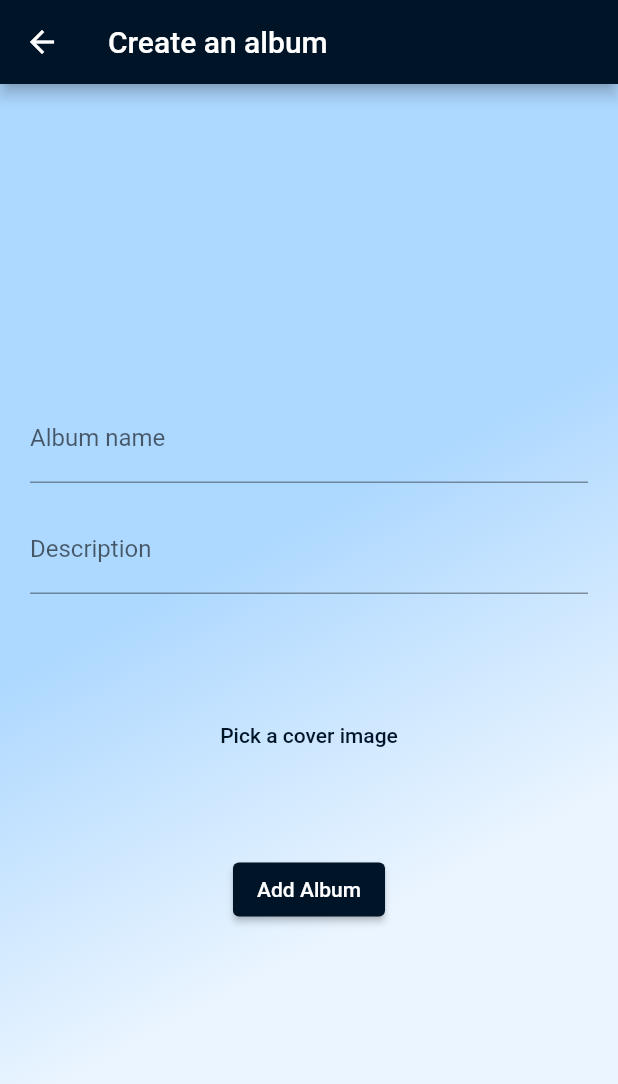
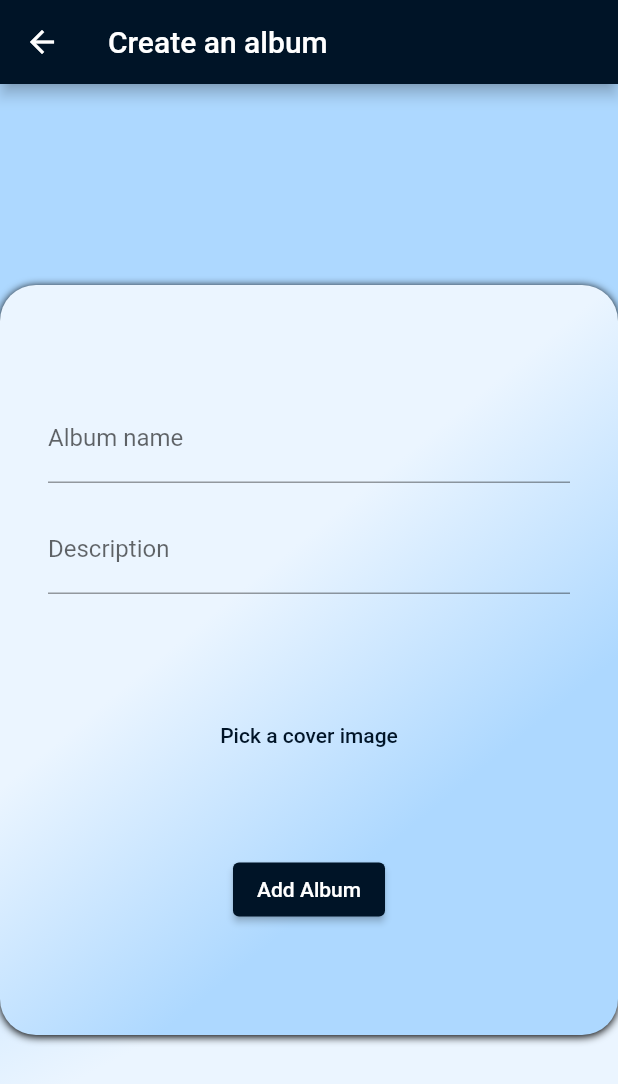
Before and after one commit to vansh132/Mystica, a Flutter app: the CreateAlbum screen opened by its route, on a phone screen of 412 x 824 dp. Shown: the top 1084 px of the screen. Run offline on Flutter 3.47's test engine with Material 2 defaults, Android fonts, the phone set to English and light mode, and no system bars; our stand-ins replace carousel_slider, drift, file_picker, flutter_datetime_picker, fluttericon, pie_chart and 2 more; accounts and stored records are empty; generated files the repository leaves out were written again.

Commit message:
album screen create/edit fixed

```diff
--- a/lib/screens/submain-screens/album/create_album_screen.dart
+++ b/lib/screens/submain-screens/album/create_album_screen.dart
@@ -95,19 +95,46 @@ class _CreateAlbumState extends State<CreateAlbum> {
                   begin: Alignment.topLeft,
                   end: Alignment.bottomRight)),
           // color: Colors.yellow,
-          child: Container(
-              height: MediaQuery.of(context).size.height * 0.4,
-              padding: EdgeInsets.only(
-                  top: 10,
-                  left: 20,
-                  right: 20,
-                  bottom: MediaQuery.of(context).viewInsets.bottom + 10),
+          child: Column(
+            mainAxisAlignment: MainAxisAlignment.center,
+            children: [
+              Container(
+                  width: 500,
+                  height: 500,
+                  padding: const EdgeInsets.all(32),
+                  decoration: const BoxDecoration(
+                    gradient: LinearGradient(
+                        colors: [
+                          Color(0xffEBF5FF),
+                          Color(0xffADD8FF),
+                        ], //final - 1
+                        stops: [
+                          0.4,
+                          0.7
+                        ],
+                        begin: Alignment.topLeft,
+                        end: Alignment.bottomRight),
+                    // color: Colors.black45,
+                    borderRadius: BorderRadius.only(
+                        topLeft: Radius.circular(24),
+                        topRight: Radius.circular(24),
+                        bottomLeft: Radius.circular(24),
+                        bottomRight: Radius.circular(24)),
+                    boxShadow: [
+                      BoxShadow(
+                        color: Colors.black,
+                        offset: Offset(0.0, 1.0),
+                        blurRadius: 4.0,
+                      ),
+                    ],
+                  ),
                   child: Form(
                       child: Column(
                     mainAxisAlignment: MainAxisAlignment.center,
                     children: [
                       TextField(
-                    decoration: const InputDecoration(labelText: 'Album name'),
+                        decoration:
+                            const InputDecoration(labelText: 'Album name'),
                         controller: _albumTitleController,
                         onSubmitted: (_) => _addAlbumData(),
                       ),
@@ -115,7 +142,8 @@ class _CreateAlbumState extends State<CreateAlbum> {
                         height: 15,
                       ),
                       TextField(
-                    decoration: const InputDecoration(labelText: 'Description'),
+                        decoration:
+                            const InputDecoration(labelText: 'Description'),
                         controller: _albumDescriptionController,
                         onSubmitted: (_) => _addAlbumData(),
                       ),
@@ -133,7 +161,8 @@ class _CreateAlbumState extends State<CreateAlbum> {
                             if (result != null) {
                               PlatformFile file = result.files.first;
                               String editedPath = file.path.toString();
-                          editedPath = editedPath.replaceAll('\\', '/').trim();
+                              editedPath =
+                                  editedPath.replaceAll('\\', '/').trim();
                               pathImage = editedPath;
                               // print(file.path);
                             } else {
@@ -145,9 +174,12 @@ class _CreateAlbumState extends State<CreateAlbum> {
                         height: 55,
                       ),
                       ElevatedButton(
-                      onPressed: _addAlbumData, child: const Text("Add Album"))
+                          onPressed: _addAlbumData,
+                          child: const Text("Add Album"))
                     ],
                   ))),
+            ],
+          ),
         ));
   }
 
```
Also changed, not shown: lib/screens/submain-screens/album/edit_album_screen.dart (+41 -12 lines). Lines whose indentation alone changed are shown as unchanged.
